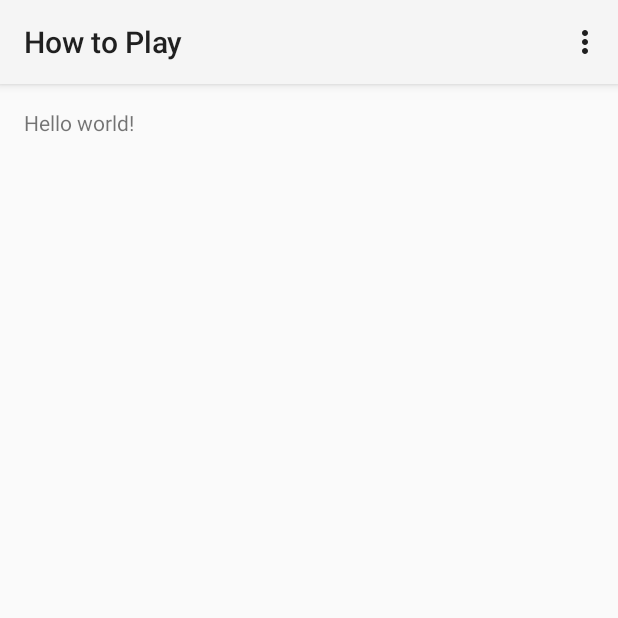
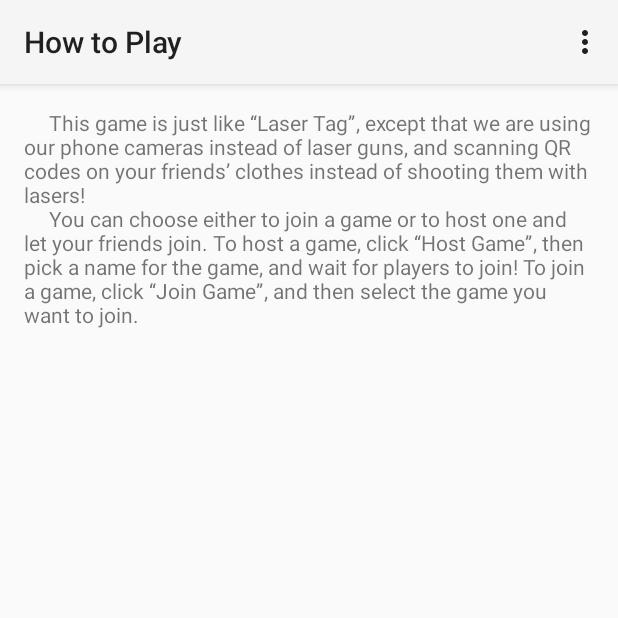
Before and after one commit to EpicVS/HackCMU2015, an Android app: the HowToPlayActivity screen opened directly, with no data from a screen before it, on a phone screen of 412 x 824 dp, the top half of it. Run offline under Robolectric (Android 15) with nearby library versions, the phone set to English and light mode, and no system bars.

Commit message:
Updated "How to Play" text

```diff
--- a/app/src/main/res/layout/activity_how_to_play.xml
+++ b/app/src/main/res/layout/activity_how_to_play.xml
@@ -6,7 +6,7 @@
     android:paddingBottom="@dimen/activity_vertical_margin"
     tools:context="hackcmu.lasertag.HowToPlayActivity">
 
-    <TextView android:text="@string/hello_world" android:layout_width="wrap_content"
+    <TextView android:text="\t This game is just like “Laser Tag”, except that we are using our phone cameras instead of laser guns, and scanning QR codes on your friends’ clothes instead of shooting them with lasers!\n\t You can choose either to join a game or to host one and let your friends join. To host a game, click “Host Game”, then pick a name for the game, and wait for players to join! To join a game, click “Join Game”, and then select the game you want to join." android:layout_width="wrap_content"
         android:layout_height="wrap_content" />
 
 </RelativeLayout>
```
Also changed, not shown: 1 other file.
